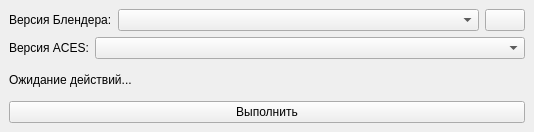
This is blender_aces_manager.ui in Aspirata/ACES-For-Blender as Qt 5 draws it before an edit. The edited form follows.
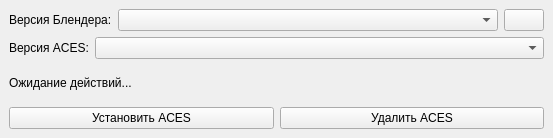
This is the edited form. Icons and pictures are not drawn.

Patch:
```diff
--- a/blender_aces_manager.ui
+++ b/blender_aces_manager.ui
@@ -6,10 +6,16 @@
    <rect>
     <x>0</x>
     <y>0</y>
-    <width>534</width>
-    <height>132</height>
+    <width>553</width>
+    <height>138</height>
    </rect>
   </property>
+  <property name="sizePolicy">
+   <sizepolicy hsizetype="Preferred" vsizetype="Preferred">
+    <horstretch>0</horstretch>
+    <verstretch>138</verstretch>
+   </sizepolicy>
+  </property>
   <property name="windowTitle">
    <string>Blender ACES Installer</string>
   </property>
@@ -114,14 +120,25 @@
        </widget>
       </item>
       <item>
-       <widget class="QPushButton" name="execute_button">
+       <layout class="QHBoxLayout" name="horizontalLayout_2">
+        <item>
+         <widget class="QPushButton" name="install_button">
         <property name="layoutDirection">
          <enum>Qt::LayoutDirection::LeftToRight</enum>
         </property>
         <property name="text">
-         <string>Выполнить</string>
-        </property>
-       </widget>
+           <string>Установить ACES</string>
+          </property>
+         </widget>
+        </item>
+        <item>
+         <widget class="QPushButton" name="uninstall_button">
+          <property name="text">
+           <string>Удалить ACES</string>
+          </property>
+         </widget>
+        </item>
+       </layout>
       </item>
      </layout>
     </item>
```
Lines whose indentation alone changed are shown as unchanged.
